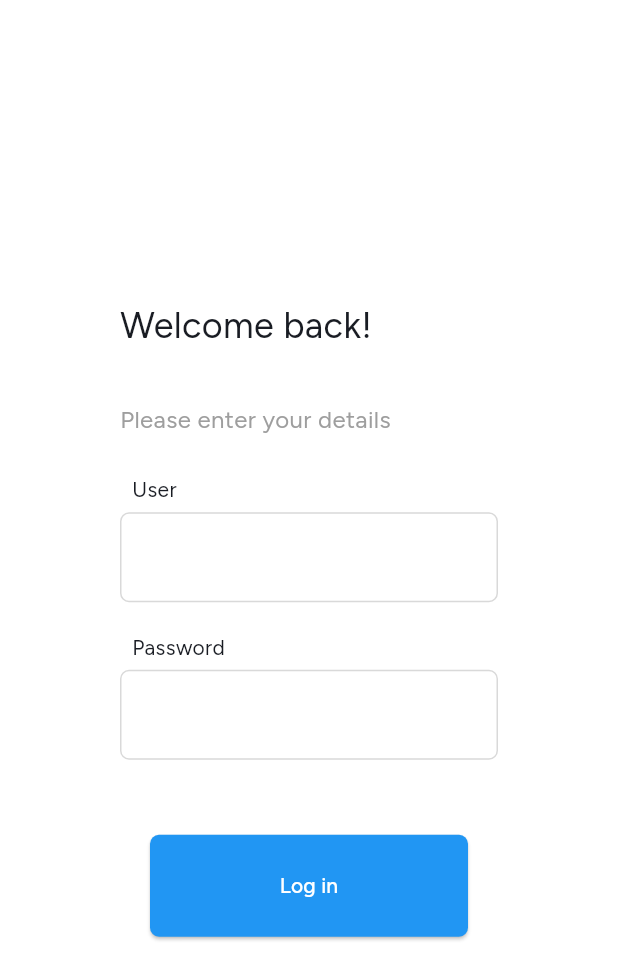
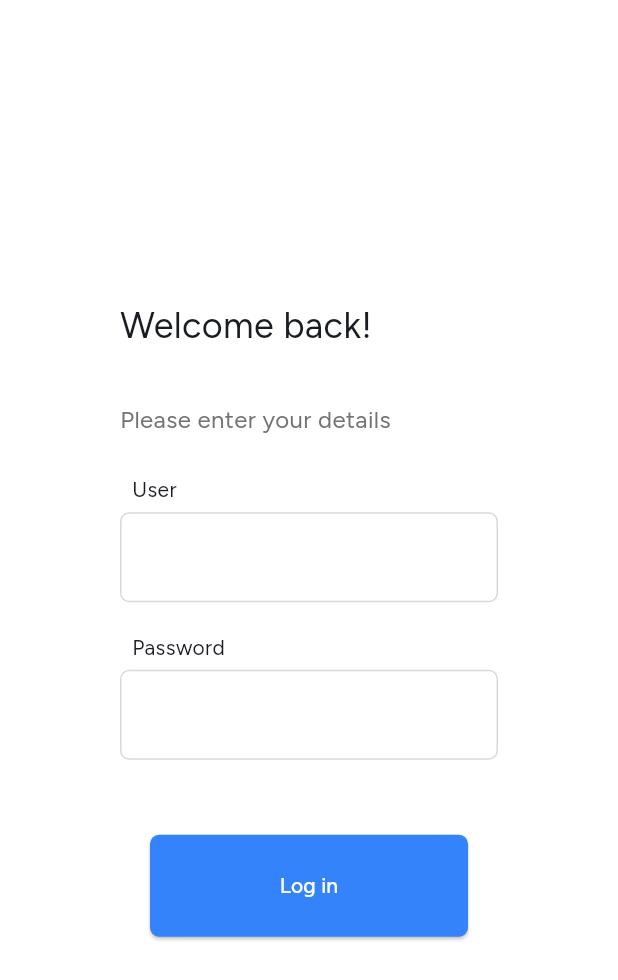
Before and after one commit to innovaciones-co/bflow-client, a Flutter app: the screen it shows after launch, after a tap on the "logout" icon, on a phone screen of 412 x 824 dp. Shown: the top 980 px of the screen. Run offline on Flutter 3.47's test engine with Material 3 defaults, Android fonts, the light colour scheme and no system bars; our stand-ins replace dartz, dio, equatable, flutter_bloc, get_it, go_router and 1 more; network calls fail.

Commit message:
Normalize colors

```diff
--- a/lib/src/core/widgets/action_button_widget.dart
+++ b/lib/src/core/widgets/action_button_widget.dart
@@ -1,3 +1,4 @@
+import 'package:bflow_client/src/core/constants/colors.dart';
 import 'package:flutter/material.dart';
 
 enum ButtonType {
@@ -15,17 +16,17 @@ class ActionButtonWidget extends StatelessWidget {
   final double? paddingHorizontal;
   final double? paddingVertical;
 
-  const ActionButtonWidget({
+  ActionButtonWidget({
     super.key,
     required this.onPressed,
     required this.type,
     required this.title,
     this.icon,
     this.backgroundColor,
-    this.foregroundColor = Colors.blue,
+    foregroundColor,
     this.paddingHorizontal,
     this.paddingVertical,
-  });
+  }) : foregroundColor = foregroundColor ?? AppColor.blue;
 
   @override
   Widget build(BuildContext context) {
--- a/lib/src/core/widgets/custom_chip_widget.dart
+++ b/lib/src/core/widgets/custom_chip_widget.dart
@@ -1,3 +1,4 @@
+import 'package:bflow_client/src/core/constants/constants.dart';
 import 'package:flutter/material.dart';
 
 class CustomChipWidget extends StatelessWidget {
@@ -17,15 +18,14 @@ class CustomChipWidget extends StatelessWidget {
     return Container(
       padding: const EdgeInsets.only(top: 0, bottom: 2, right: 8, left: 8),
       decoration: BoxDecoration(
-        color:
-            backgroundColor != null ? backgroundColor! : Colors.grey.shade400,
+        color: backgroundColor != null ? backgroundColor! : AppColor.grey,
         borderRadius: BorderRadius.circular(10),
       ),
       child: Text(
         label,
         style: TextStyle(
           fontSize: 12,
-          color: textColor != null ? textColor! : Colors.grey.shade600, // THIS
+          color: textColor != null ? textColor! : AppColor.darkGrey, // THIS
         ),
       ),
     );
--- a/lib/src/core/widgets/dropdown_widget.dart
+++ b/lib/src/core/widgets/dropdown_widget.dart
@@ -1,3 +1,4 @@
+import 'package:bflow_client/src/core/constants/colors.dart';
 import 'package:bflow_client/src/features/jobs/presentation/widgets/create_job_widget.dart';
 import 'package:flutter/material.dart';
 
@@ -29,8 +30,8 @@ class _DropdownWidgetState extends State<DropdownWidget> {
             : const SizedBox.shrink(),
         DropdownMenu(
           menuStyle: MenuStyle(
-            backgroundColor: MaterialStateProperty.all(Colors.white),
-            surfaceTintColor: MaterialStateProperty.all(Colors.grey),
+            backgroundColor: MaterialStateProperty.all(AppColor.white),
+            surfaceTintColor: MaterialStateProperty.all(AppColor.grey),
           ),
           expandedInsets: EdgeInsets.zero,
           trailingIcon: const Icon(Icons.keyboard_arrow_down_outlined),
--- a/lib/src/core/widgets/left_dialog_widget.dart
+++ b/lib/src/core/widgets/left_dialog_widget.dart
@@ -1,3 +1,4 @@
+import 'package:bflow_client/src/core/constants/colors.dart';
 import 'package:bflow_client/src/core/extensions/build_context_extensions.dart';
 import 'package:flutter/material.dart';
 
@@ -16,7 +17,7 @@ class LeftDialogWidget extends StatelessWidget {
         height: MediaQuery.of(context).size.height,
         width: MediaQuery.of(context).size.width * 0.4,
         child: Material(
-          color: Colors.white,
+          color: AppColor.white,
           child: Padding(
             padding: const EdgeInsets.symmetric(horizontal: 25.0, vertical: 30),
             child: Column(
--- a/lib/src/features/jobs/presentation/widgets/create_job_widget.dart
+++ b/lib/src/features/jobs/presentation/widgets/create_job_widget.dart
@@ -1,3 +1,4 @@
+import 'package:bflow_client/src/core/constants/colors.dart';
 import 'package:bflow_client/src/core/widgets/action_button_widget.dart';
 import 'package:bflow_client/src/core/widgets/date_picker_widget.dart';
 import 'package:bflow_client/src/core/widgets/dropdown_widget.dart';
@@ -57,8 +58,8 @@ class CreateJobWidget extends StatelessWidget {
               onPressed: () {},
               type: ButtonType.elevatedButton,
               title: "Save",
-              backgroundColor: Colors.blue,
-              foregroundColor: Colors.white,
+              backgroundColor: AppColor.blue,
+              foregroundColor: AppColor.white,
             ),
           ],
         )
--- a/lib/src/features/jobs/presentation/widgets/jobs_fiter_widget.dart
+++ b/lib/src/features/jobs/presentation/widgets/jobs_fiter_widget.dart
@@ -1,3 +1,4 @@
+import 'package:bflow_client/src/core/constants/colors.dart';
 import 'package:bflow_client/src/features/jobs/presentation/bloc/jobs_bloc.dart';
 import 'package:flutter/material.dart';
 import 'package:flutter_bloc/flutter_bloc.dart';
@@ -23,18 +24,17 @@ class JobsFilterWidget extends StatelessWidget {
                 decoration: InputDecoration(
                   enabledBorder: OutlineInputBorder(
                     borderRadius: BorderRadius.circular(22),
-                    borderSide: const BorderSide(color: Colors.grey, width: 1),
+                    borderSide: BorderSide(color: AppColor.grey, width: 1),
                   ),
                   focusedBorder: OutlineInputBorder(
                     borderRadius: BorderRadius.circular(22),
-                    borderSide:
-                        const BorderSide(color: Colors.grey, width: 1.5),
+                    borderSide: BorderSide(color: AppColor.grey, width: 1.5),
                   ),
                   contentPadding:
                       const EdgeInsets.only(top: 0, bottom: 0, right: 10),
                   isDense: true,
                   filled: true,
-                  fillColor: Colors.white,
+                  fillColor: AppColor.white,
                   prefixIcon: const Icon(Icons.search),
                   hintText: "Search",
                 ),
@@ -46,14 +46,14 @@ class JobsFilterWidget extends StatelessWidget {
           //   width: 1,
           //   height: 25,
           //   margin: const EdgeInsets.symmetric(horizontal: 20),
-          //   color: Colors.grey.shade400,
+          //   color: AppColor.grey,
           // ),
           // ActionButtonWidget(
           //   onPressed: () {},
           //   type: ButtonType.textButton,
           //   title: "Filter",
           //   icon: Icons.tune,
-          //   foregroundColor: Colors.black,
+          //   foregroundColor: AppColor.black,
           // ),
           // const Chip(
           //   // THIS
@@ -64,10 +64,10 @@ class JobsFilterWidget extends StatelessWidget {
           // Container(
           //   padding: const EdgeInsets.only(left: 15, right: 8),
           //   decoration: BoxDecoration(
-          //     color: Colors.white,
+          //     color: AppColor.white,
           //     borderRadius: BorderRadius.circular(25),
           //     border: Border.all(
-          //       color: Colors.grey.shade800,
+          //       color: AppColor.darkGrey,
           //       width: 0.8,
           //     ),
           //   ),
--- a/lib/src/features/login/presentation/pages/login_page.dart
+++ b/lib/src/features/login/presentation/pages/login_page.dart
@@ -1,3 +1,4 @@
+import 'package:bflow_client/src/core/constants/colors.dart';
 import 'package:bflow_client/src/core/extensions/build_context_extensions.dart';
 import 'package:bflow_client/src/core/widgets/action_button_widget.dart';
 import 'package:bflow_client/src/core/widgets/input_widget.dart';
@@ -60,9 +61,9 @@ class LoginPage extends StatelessWidget {
                       style: TextStyle(fontSize: 24),
                     ),
                     const SizedBox(height: 35),
-                    const Text(
+                    Text(
                       "Please enter your details",
-                      style: TextStyle(fontSize: 16, color: Colors.grey),
+                      style: TextStyle(fontSize: 16, color: AppColor.darkGrey),
                     ),
                     const SizedBox(height: 25),
                     const InputWidget(
@@ -78,8 +79,8 @@ class LoginPage extends StatelessWidget {
                         onPressed: () {},
                         type: ButtonType.elevatedButton,
                         title: "Log in",
-                        backgroundColor: Colors.blue,
-                        foregroundColor: Colors.white,
+                        backgroundColor: AppColor.blue,
+                        foregroundColor: AppColor.white,
                         paddingVertical: 24,
                       ),
                     )
```
Also changed, not shown: lib/src/core/widgets/switch_widget.dart (+5 -4 lines), lib/src/features/jobs/presentation/pages/job_page.dart (+5 -4 lines), lib/src/features/jobs/presentation/widgets/job_item_widget.dart (+6 -5 lines).
